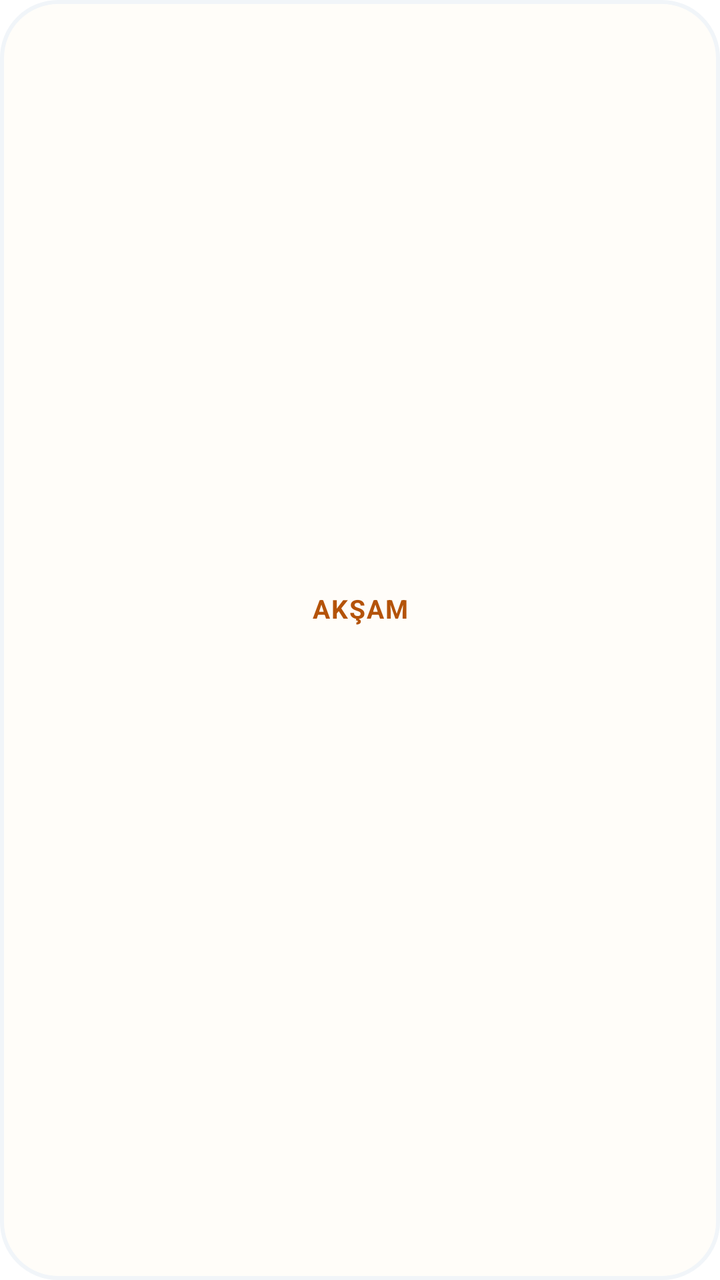
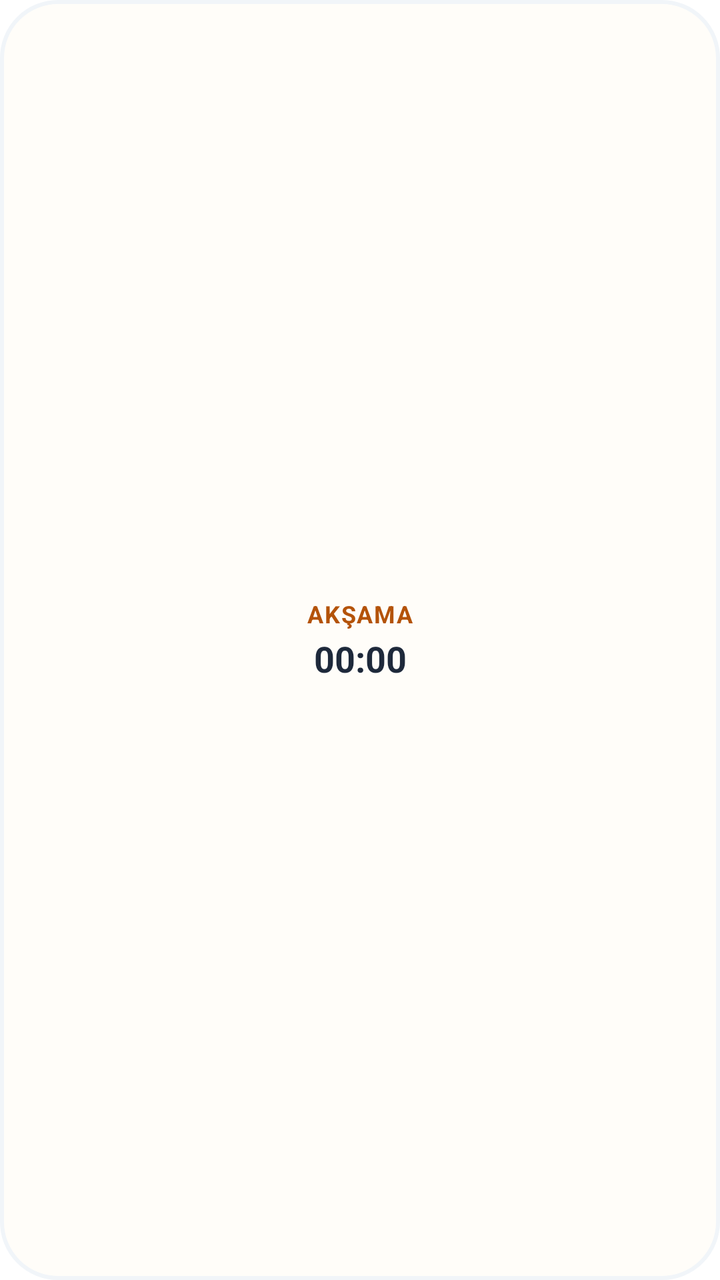

Compare the two renders of this Android layout. The source of the first and the diff that turns it into the second are given below.
<!-- AndroidManifest.xml: fallback theme Theme.MaterialComponents.DayNight.NoActionBar -->
<!-- res/layout/widget_prayer_countdown.xml -->
<?xml version="1.0" encoding="utf-8"?>
<RelativeLayout xmlns:android="http://schemas.android.com/apk/res/android"
    android:id="@+id/widget_root_layout"
    android:layout_width="match_parent"
    android:layout_height="match_parent"
    android:background="@drawable/widget_digital_clock_bg"
    android:padding="4dp"
    android:clickable="true"
    android:focusable="true">

    <FrameLayout
        android:layout_width="match_parent"
        android:layout_height="match_parent"
        android:layout_centerInParent="true">

        <ImageView
            android:id="@+id/widget_rings_image"
            android:layout_width="match_parent"
            android:layout_height="match_parent"
            android:layout_gravity="center"
            android:scaleType="fitCenter"
            android:visibility="visible" />

        <LinearLayout
            android:layout_width="match_parent"
            android:layout_height="wrap_content"
            android:layout_gravity="center"
            android:layout_margin="16dp"
            android:gravity="center"
            android:orientation="vertical">

            <TextView
                android:id="@+id/widget_next_prayer_name"
                android:layout_width="match_parent"
                android:layout_height="wrap_content"
                android:text="AKŞAM"
                android:textColor="@color/widget_digital_accent"
                android:textSize="13sp"
                android:textStyle="bold"
                android:gravity="center"
                android:letterSpacing="0.05"
                android:ellipsize="end"
                android:maxLines="1" />

            <TextView
                android:id="@+id/widget_next_prayer_countdown"
                android:layout_width="match_parent"
                android:layout_height="wrap_content"
                android:layout_marginTop="2dp"
                android:textColor="@color/widget_digital_primary"
                android:textSize="22sp"
                android:textStyle="bold"
                android:maxLines="1"
                android:singleLine="true"
                android:gravity="center"
                android:visibility="visible" />
        </LinearLayout>
    </FrameLayout>
</RelativeLayout>
<!-- resources referenced by this layout -->
<resources>
  <color name="widget_digital_accent">#B45309</color>
  <color name="widget_digital_primary">#1E293B</color>
  <!-- drawable widget_digital_clock_bg (drawable) -->
  <?xml version="1.0" encoding="utf-8"?>
  <shape xmlns:android="http://schemas.android.com/apk/res/android"
      android:shape="rectangle">
      <corners android:radius="28dp" />
      <solid android:color="@color/widget_digital_bg" />
      <stroke
          android:width="2dp"
          android:color="@color/widget_digital_border" />
  </shape>
  <color name="widget_digital_bg">#FFFDF9</color>
  <color name="widget_digital_border">#F1F5F9</color>
</resources>

<!-- the commit's change to res/layout/widget_prayer_countdown.xml (unified diff, before → after) -->
@@ -33,23 +33,24 @@
                 android:id="@+id/widget_next_prayer_name"
                 android:layout_width="match_parent"
                 android:layout_height="wrap_content"
-                android:text="AKŞAM"
+                android:text="AKŞAMA"
                 android:textColor="@color/widget_digital_accent"
-                android:textSize="13sp"
+                android:textSize="12sp"
                 android:textStyle="bold"
                 android:gravity="center"
                 android:letterSpacing="0.05"
                 android:ellipsize="end"
                 android:maxLines="1" />
 
-            <TextView
+            <Chronometer
                 android:id="@+id/widget_next_prayer_countdown"
                 android:layout_width="match_parent"
                 android:layout_height="wrap_content"
                 android:layout_marginTop="2dp"
                 android:textColor="@color/widget_digital_primary"
-                android:textSize="22sp"
+                android:textSize="18sp"
                 android:textStyle="bold"
+                android:countDown="true"
                 android:maxLines="1"
                 android:singleLine="true"
                 android:gravity="center"
